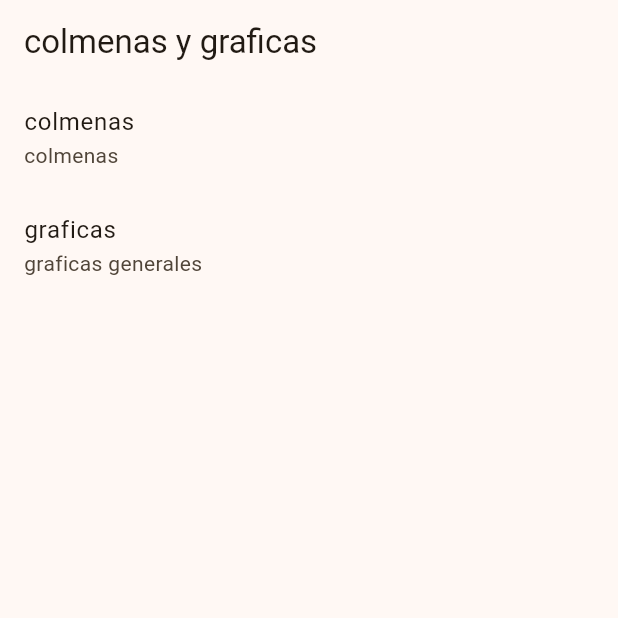
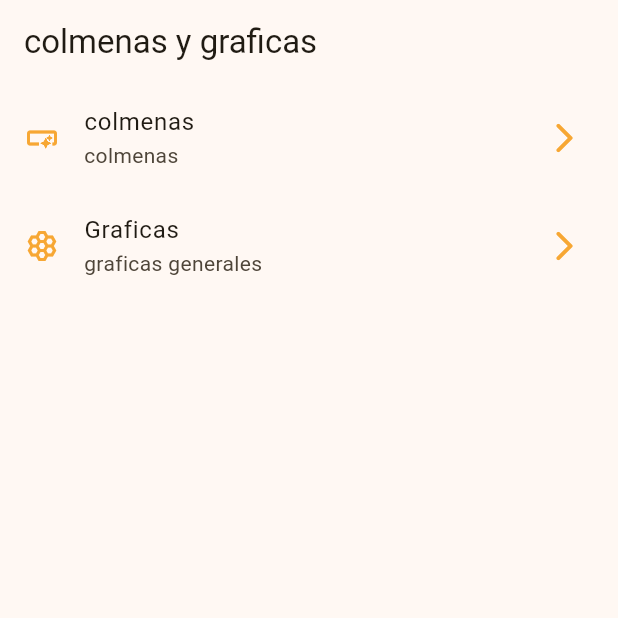
Before and after one commit to john-monsalve94/pruebasApisempabee, a Flutter app: the screen it shows after launch, on a phone screen of 412 x 824 dp, the top half of it. Run offline on Flutter 3.47's test engine with Material 3 defaults, Android fonts, the light colour scheme and no system bars.

Commit message:
cambio y agregacion de colores en el main

```diff
--- a/lib/main.dart
+++ b/lib/main.dart
@@ -13,7 +13,7 @@ class MainApp extends StatelessWidget {
   Widget build(BuildContext context) {
     return MaterialApp(
         debugShowCheckedModeBanner: false,
-        theme: AppTheme(selectedColor: 0).getTheme(),
+        theme: AppTheme(selectedColor: 2).getTheme(),
         home: const HomeScreen());
   }
 }
--- a/lib/menu/menu_items.dart
+++ b/lib/menu/menu_items.dart
@@ -21,7 +21,7 @@ MenuItems(
     icon: Icons.smart_button_outlined
     ),
 MenuItems(
-    title: 'graficas',
+    title: 'Graficas',
     subtitle: 'graficas generales',
     link: '/graficas',
     icon: Icons.hive_outlined
--- a/lib/presentation/screens/home/home_screen.dart
+++ b/lib/presentation/screens/home/home_screen.dart
@@ -1,5 +1,9 @@
+import 'dart:ui';
+
 import 'package:empabee/menu/menu_items.dart';
+import 'package:empabee/theme/app_theme.dart';
 import 'package:flutter/material.dart';
+import 'package:flutter/widgets.dart';
 
 class HomeScreen extends StatelessWidget {
   const HomeScreen({super.key});
@@ -24,13 +28,38 @@ class _HomeView extends StatelessWidget {
   @override
   Widget build(BuildContext context) {
     return ListView.builder(
+        physics: BouncingScrollPhysics(),
         itemCount: appMenuItems.length,
         itemBuilder: (context, index) {
           final menuItem = appMenuItems[index];
-          return ListTile(
-            title: Text(menuItem.title),
-            subtitle: Text(menuItem.subtitle),
-          );
+          final color =  colorList[(selectedColor: 1).selectedColor];
+          return _CustomListTitle(menuItem: menuItem, color: color);
         });
   }
 }
+
+class _CustomListTitle extends StatelessWidget {
+  const _CustomListTitle({
+    // super.key,
+    required this.menuItem,
+    required this.color,
+  });
+
+  final MenuItems menuItem;
+  final Color color;
+
+  @override
+  Widget build(BuildContext context) {
+
+    return ListTile(
+      leading:
+          Icon(menuItem.icon, color: color),  //Color.fromARGB(255, 247, 167, 51)
+          trailing: Icon(Icons.arrow_forward_ios_rounded,color: color),
+      title: Text(menuItem.title),
+      subtitle: Text(menuItem.subtitle),
+      onTap: (){
+
+      },
+    );
+  }
+}
--- a/lib/theme/app_theme.dart
+++ b/lib/theme/app_theme.dart
@@ -1,9 +1,11 @@
 import 'package:flutter/material.dart';
 
 const colorList = <Color>[
-  Color(0xFFF7A733),
-  Color(0xFFf8bb51),
-  Color(0xFFfbd78c),
+  Color.fromARGB(255, 17, 153, 187),
+  Color.fromARGB(255, 247, 167, 51),
+  Color.fromARGB(255, 248, 187, 81),
+  Color.fromARGB(255, 251, 215, 140),
+  Color.fromARGB(255, 4, 29, 83),
 
 ];
 
```
